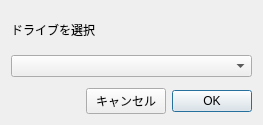
Qt form logicaldrivedialog.ui (futr/MicomFSReader) before a commit.
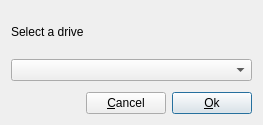
The same form after that commit.

Patch:
```diff
--- a/logicaldrivedialog.ui
+++ b/logicaldrivedialog.ui
@@ -23,7 +23,7 @@
    <item>
     <widget class="QLabel" name="label">
      <property name="text">
-      <string>ドライブを選択</string>
+      <string>Select a drive</string>
      </property>
     </widget>
    </item>
@@ -70,7 +70,7 @@
         </sizepolicy>
        </property>
        <property name="text">
-        <string>キャンセル</string>
+        <string>&amp;Cancel</string>
        </property>
        <property name="autoDefault">
         <bool>false</bool>
@@ -86,7 +86,7 @@
         </sizepolicy>
        </property>
        <property name="text">
-        <string>OK</string>
+        <string>&amp;Ok</string>
        </property>
       </widget>
      </item>
```
Left out of the diff: 18 changed lines with no effect on the pictures.
